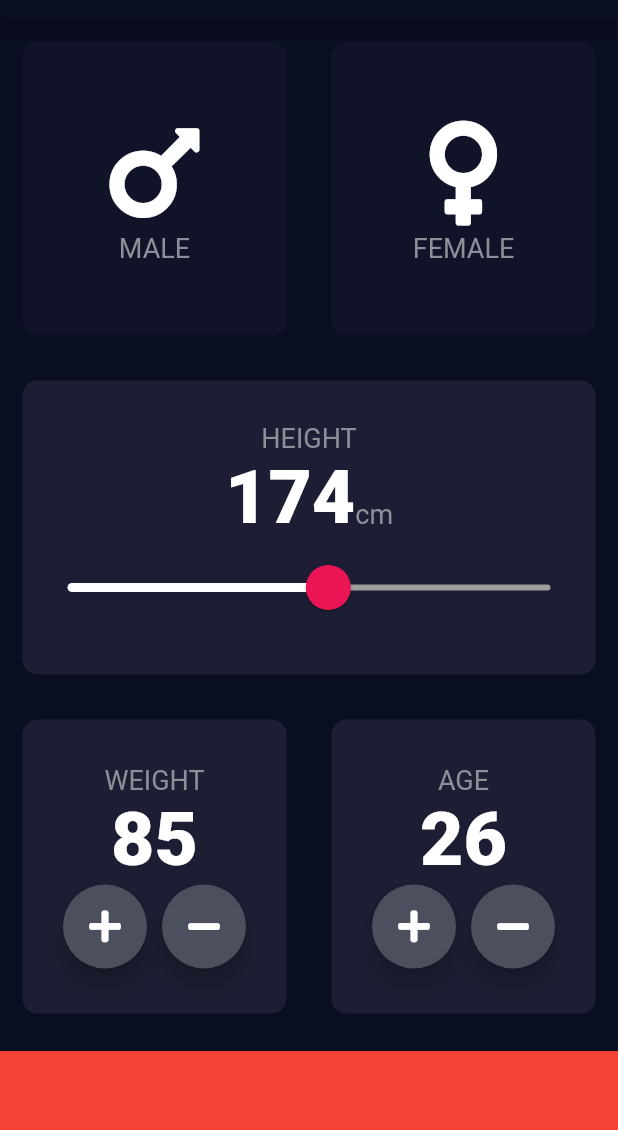
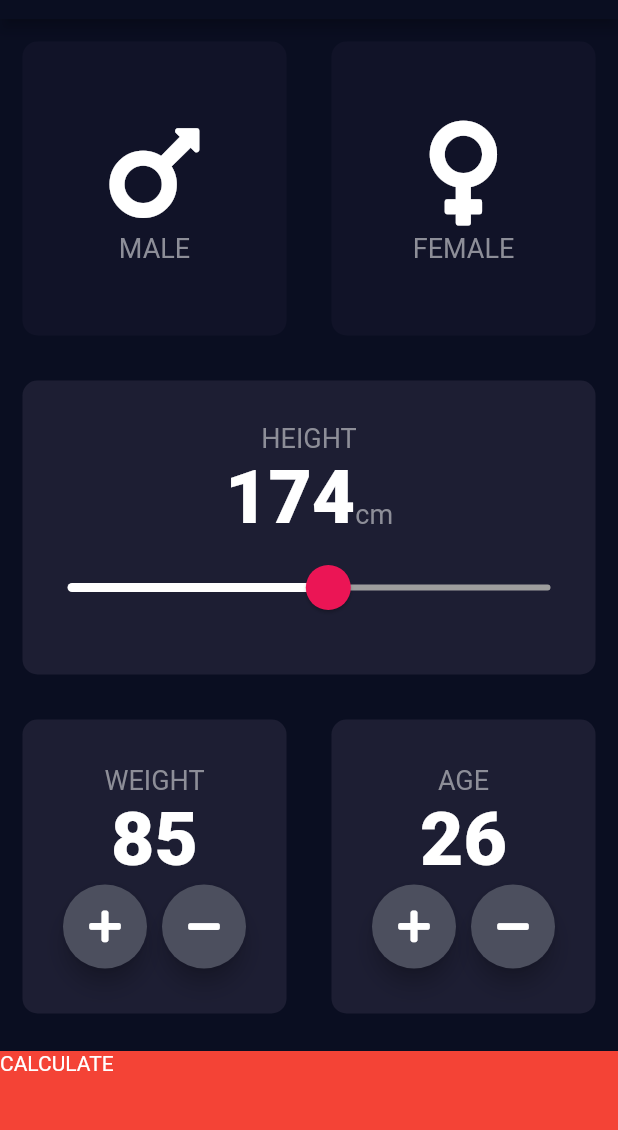
Before and after one commit to fomagran/Flutter-Example, a Flutter app: the screen it shows after launch, on a phone screen of 412 x 824 dp, the part 65-1195 px from its top. Run offline on Flutter 3.47's test engine with Material 2 defaults, Android fonts, the phone set to English and light mode, and no system bars; our stand-ins replace font_awesome_flutter.

Commit message:
calculate버튼 누르면 결과페이지로 네이벡이션 푸쉬하기

```diff
--- a/lib/input_page.dart
+++ b/lib/input_page.dart
@@ -3,6 +3,7 @@ import 'package:font_awesome_flutter/font_awesome_flutter.dart';
 import 'reusable_card.dart';
 import 'icon_content.dart';
 import 'constants.dart';
+import 'results_page.dart';
 
 class InputPage extends StatefulWidget {
   @override
@@ -195,11 +196,18 @@ class _InputPageState extends State<InputPage> {
                 )
               ],
             )),
-            Container(
-              color: Colors.red,
-              margin: EdgeInsets.only(top: 10.0),
-              width: double.infinity,
-              height: bottemContainerHeight,
+            GestureDetector(
+              onTap: () {
+                Navigator.push(context,
+                    MaterialPageRoute(builder: (context) => ResultsPage()));
+              },
+              child: Container(
+                child: Text("CALCULATE"),
+                color: Colors.red,
+                margin: EdgeInsets.only(top: 10.0),
+                width: double.infinity,
+                height: bottemContainerHeight,
+              ),
             )
           ],
         ));
```
Also changed, not shown: lib/results_page.dart (added, +13 -0 lines).
